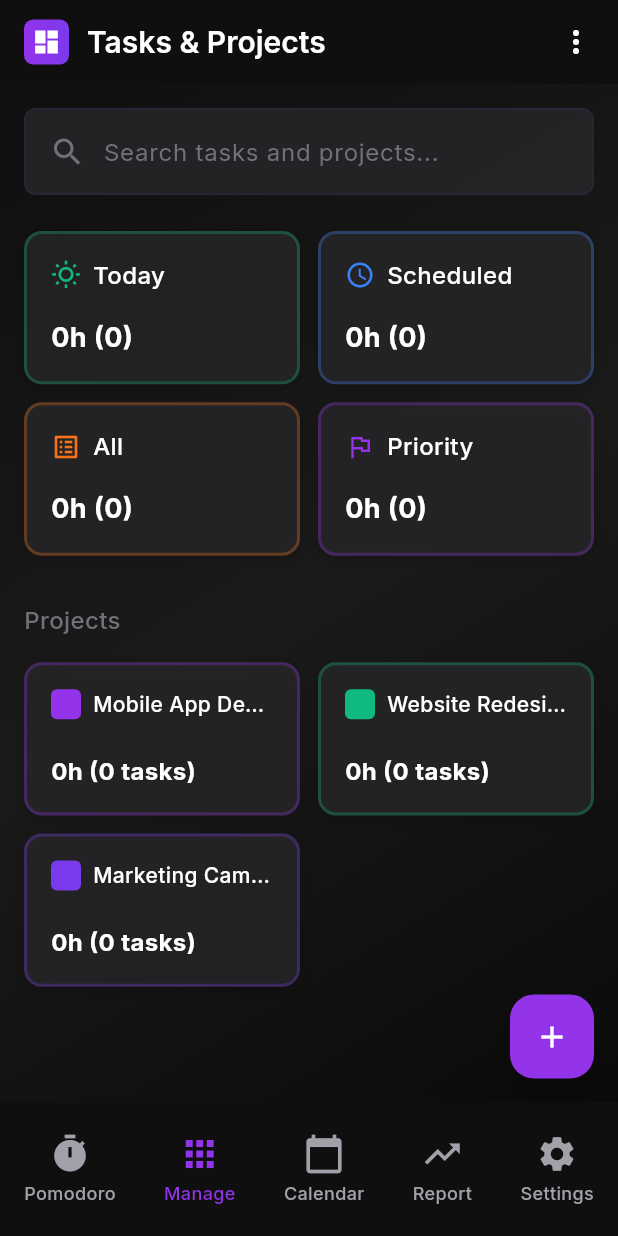
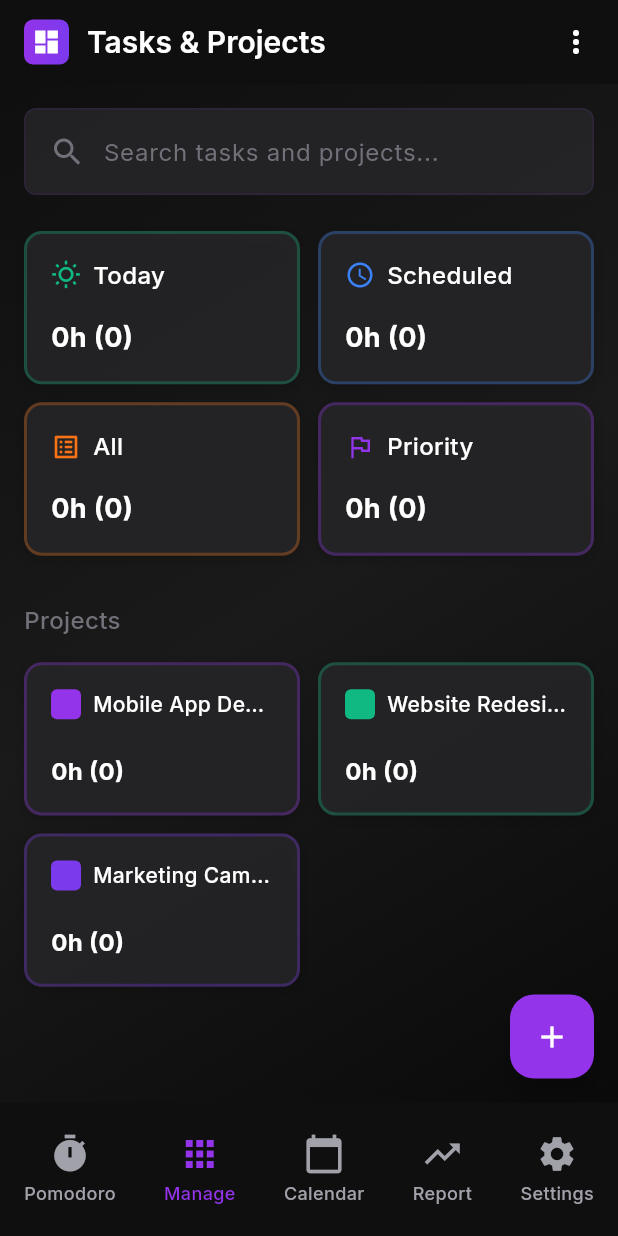
Before and after one commit to AccessibleDitto/4bit_hackit, a Flutter app: the TasksPage screen opened directly, on a phone screen of 412 x 824 dp. Run offline on Flutter 3.47's test engine with Material 3 defaults, Android fonts, the phone set to English and light mode, and no system bars; our stand-ins replace calendar_view, cloud_firestore, confetti, firebase_auth, firebase_core, fl_chart and 5 more; missing offline and left inert: app_limiter, nfc_manager; accounts and stored records are empty.

Commit message:
udpated task page to not overflow

```diff
--- a/flutter_application_4bit/lib/tasks_updated.dart
+++ b/flutter_application_4bit/lib/tasks_updated.dart
@@ -590,7 +590,7 @@ class _TasksPageState extends State<TasksPage> {
             ),
             const Spacer(),
             Text(
-              '$timeSpent ($taskCount tasks)',
+              '$timeSpent ($taskCount)',
               style: GoogleFonts.inter(
                 color: Colors.white,
                 fontSize: 16,
```
